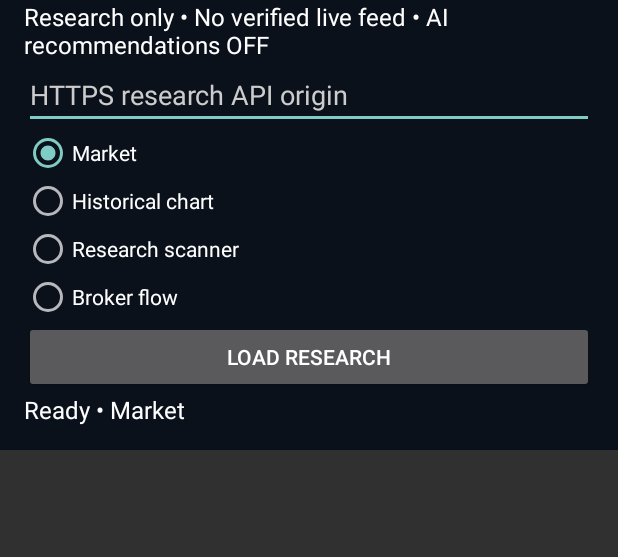
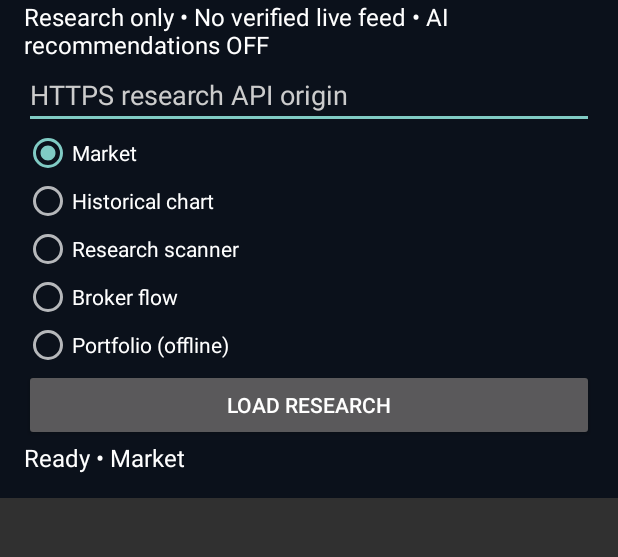
Before and after one commit to jaljala044/nepse-elite-ai-scanner-pro, an Android app: the screen it shows after launch (MainActivity), on a phone screen of 412 x 824 dp, the part 101-658 px from its top. Run offline under Robolectric (Android 15) with nearby library versions, the phone set to English and light mode, and no system bars.

Commit message:
Integrate offline manual portfolio valuation and concentration dashboard

```diff
--- a/android/app/src/main/java/com/nepsescanner/research/MainActivity.kt
+++ b/android/app/src/main/java/com/nepsescanner/research/MainActivity.kt
@@ -32,13 +32,24 @@ class MainActivity : Activity() {
         val note = label("Research only • No verified live feed • AI recommendations OFF")
         val endpoint = input("HTTPS research API origin").apply { inputType = 17 }
         val tabs = RadioGroup(this).apply { orientation = RadioGroup.VERTICAL }
-        val names = listOf("Market", "Historical chart", "Research scanner", "Broker flow")
+        val names = listOf("Market", "Historical chart", "Research scanner", "Broker flow", "Portfolio (offline)")
         names.forEachIndexed { i, name ->
             tabs.addView(RadioButton(this).apply { id = i + 100; text = name; setTextColor(Color.WHITE) })
         }
         val symbol = input("Stock symbol")
         val start = input("Start YYYY-MM-DD")
         val end = input("End YYYY-MM-DD")
+        val portfolioInput = EditText(this).apply {
+            hint = "SYMBOL,quantity,cost,price,YYYY-MM-DD,sector (optional)"
+            setTextColor(Color.WHITE); setHintTextColor(Color.LTGRAY)
+            inputType = android.text.InputType.TYPE_CLASS_TEXT or android.text.InputType.TYPE_TEXT_FLAG_MULTI_LINE
+            minLines = 4; maxLines = 10
+            visibility = View.GONE
+            filters = arrayOf(android.text.InputFilter.LengthFilter(60000))
+            importantForAutofill = View.IMPORTANT_FOR_AUTOFILL_NO
+            isSaveEnabled = false
+        }
+        val portfolioNote = label("Manual prices only, one holding per line. No data is sent or saved. Fees and taxes excluded.").apply { visibility = View.GONE }
         val button = Button(this).apply { text = "Load research" }
         val status = label("Select a research workspace.")
         val chart = CandleView(this).apply { visibility = View.GONE }
@@ -88,13 +99,17 @@ class MainActivity : Activity() {
         zoomIn.setOnClickListener { chart.zoom(0.5); updateRange() }
         zoomOut.setOnClickListener { chart.zoom(2.0); updateRange() }
         latest.setOnClickListener { chart.latest(); updateRange() }
-        listOf(title,note,endpoint,tabs,symbol,start,end,button,status,chartControls).forEach { root.addView(it) }
+        listOf(title,note,endpoint,tabs,symbol,start,end,portfolioNote,portfolioInput,button,status,chartControls).forEach { root.addView(it) }
         root.addView(chart, LinearLayout.LayoutParams(-1, (280 * resources.displayMetrics.density).toInt()))
         setContentView(ScrollView(this).apply { addView(root) })
         tabs.setOnCheckedChangeListener { _, checked ->
             generation++
             val mode = checked - 100
-            symbol.visibility = if (mode == 0) View.GONE else View.VISIBLE
+            symbol.visibility = if (mode in 1..3) View.VISIBLE else View.GONE
+            endpoint.visibility = if(mode==4) View.GONE else View.VISIBLE
+            portfolioInput.visibility = if(mode==4) View.VISIBLE else View.GONE
+            portfolioNote.visibility = portfolioInput.visibility
+            button.text = if(mode==4) "Calculate offline" else "Load research"
             start.visibility = if (mode == 3) View.VISIBLE else View.GONE
             end.visibility = start.visibility
             chart.visibility = View.GONE
@@ -108,6 +123,25 @@ class MainActivity : Activity() {
         button.setOnClickListener {
             val token = ++generation
             val mode = tabs.checkedRadioButtonId - 100
+            if (mode == 4) {
+                status.text = runCatching {
+                    val lines=portfolioInput.text.toString().lines().filter { it.isNotBlank() }
+                    require(lines.size in 1..300)
+                    val holdings=lines.map { line ->
+                        val a=line.split(",").map { it.trim() }
+                        require(a.size in 5..6)
+                        val date=LocalDate.parse(a[4])
+                        require(date.toString()==a[4] && !date.isAfter(LocalDate.now(java.time.ZoneId.of("Asia/Kathmandu"))))
+                        Holding(a[0].uppercase(java.util.Locale.ROOT),a[1].toLong(),java.math.BigDecimal(a[2]),java.math.BigDecimal(a[3]),date,a.getOrNull(5)?.takeIf { it.isNotBlank() })
+                    }
+                    val p=PortfolioMath.calculate(holdings)
+                    fun money(v: java.math.BigDecimal)=v.setScale(2,java.math.RoundingMode.HALF_UP).toPlainString()
+                    "Manual valuation • not live • NPR\nCost: ${money(p.cost)}\nValue: ${money(p.value)}\nUnrealized P/L: ${money(p.pnl)}\n\nHoldings:\n"+p.holdings.joinToString("\n") {
+                        "${it.symbol} | Value ${money(it.value)} | P/L ${money(it.pnl)} | Weight ${it.weightPct}% | Price date ${it.priceDate}"
+                    }+"\n\nSector weights (user supplied):\n"+p.sectorWeights.entries.sortedByDescending { it.value }.joinToString("\n") { "${it.key}: ${it.value}%" }+"\nLiquidity risk not assessed. Fees and taxes excluded."
+                }.getOrElse { "Invalid holdings. Check dates, symbols, duplicate entries, quantities and positive prices." }
+                return@setOnClickListener
+            }
             val base = endpoint.text.toString()
             val stock = symbol.text.toString().trim().uppercase(java.util.Locale.ROOT)
             val first = start.text.toString().trim()
```
